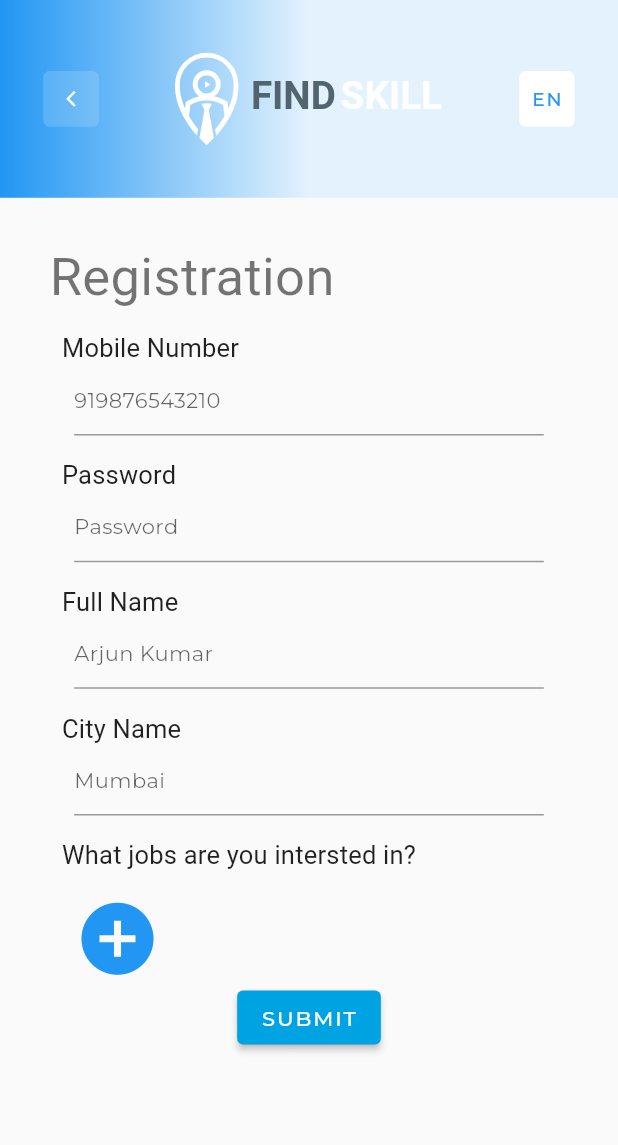
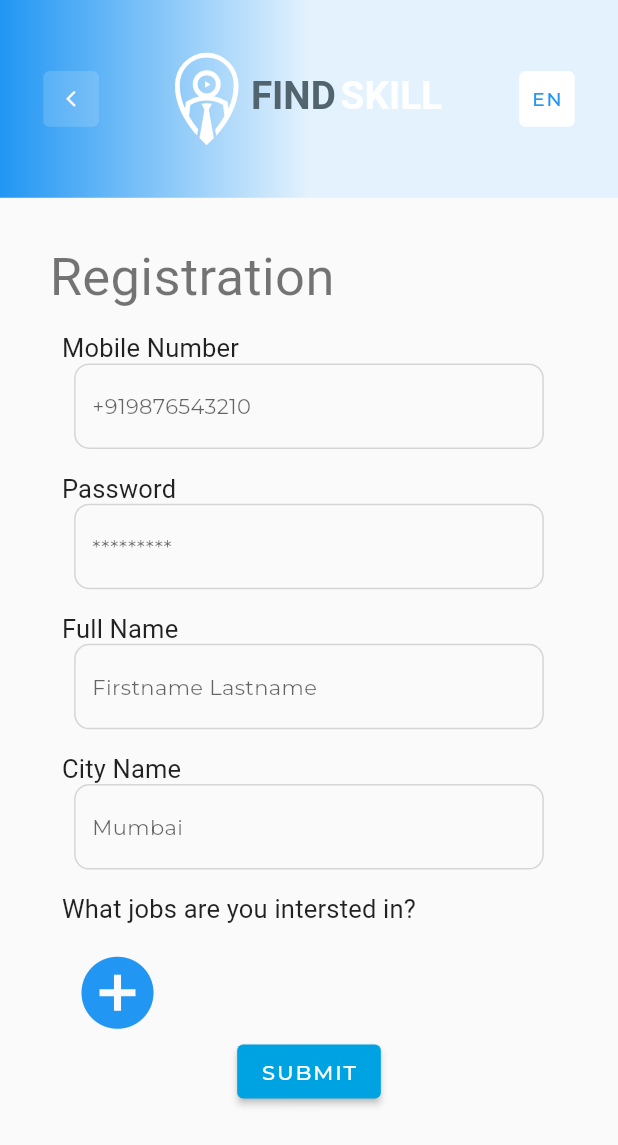
Before and after one commit to dsskonuru/findskill_mobile, a Flutter app: the JobSeekerRegistrationPage screen opened by its route, on a phone screen of 412 x 824 dp. Shown: the top 1145 px of the screen. Run offline on Flutter 3.47's test engine with Material 2 defaults, Android fonts, the phone set to English and light mode, and no system bars; our stand-ins replace auto_route, camera, cloud_firestore, connectivity, dartz, dio and 15 more; missing offline and left inert: video_trimmer; accounts and stored records are empty; generated files the repository leaves out were written again; Roboto replaces fonts that are missing (Hind).

Commit message:
added border to textfield

```diff
--- a/lib/features/job-seeker-module/registration/presentation/pages/js_registration_page.dart
+++ b/lib/features/job-seeker-module/registration/presentation/pages/js_registration_page.dart
@@ -52,8 +52,20 @@ class JobSeekerRegistrationPage extends ConsumerWidget {
                     autovalidateMode: AutovalidateMode.onUserInteraction,
                     style: Theme.of(context).textTheme.bodyText2,
                     keyboardType: TextInputType.phone,
-                    decoration: const InputDecoration(
-                      hintText: '919876543210',
+                    decoration: InputDecoration(
+                      enabledBorder: OutlineInputBorder(
+                        borderRadius: BorderRadius.circular(10.0),
+                        borderSide: BorderSide(
+                          color: Colors.grey.withOpacity(0.4),
+                        ),
+                      ),
+                      focusedBorder: OutlineInputBorder(
+                        borderRadius: BorderRadius.circular(10.0),
+                        borderSide: BorderSide(
+                          color: Colors.grey.withOpacity(0.4),
+                        ),
+                      ),
+                      hintText: '+919876543210',
                     ),
                     autocorrect: false,
                     initialValue: watch(registrationFormProvider)
@@ -85,8 +97,20 @@ class JobSeekerRegistrationPage extends ConsumerWidget {
                     autovalidateMode: AutovalidateMode.onUserInteraction,
                     style: Theme.of(context).textTheme.bodyText2,
                     keyboardType: TextInputType.visiblePassword,
-                    decoration: const InputDecoration(
-                      hintText: 'Password',
+                    decoration: InputDecoration(
+                      enabledBorder: OutlineInputBorder(
+                        borderRadius: BorderRadius.circular(10.0),
+                        borderSide: BorderSide(
+                          color: Colors.grey.withOpacity(0.4),
+                        ),
+                      ),
+                      focusedBorder: OutlineInputBorder(
+                        borderRadius: BorderRadius.circular(10.0),
+                        borderSide: BorderSide(
+                          color: Colors.grey.withOpacity(0.4),
+                        ),
+                      ),
+                      hintText: '*********',
                     ),
                     obscureText: true,
                     autocorrect: false,
@@ -117,8 +141,20 @@ class JobSeekerRegistrationPage extends ConsumerWidget {
                     autovalidateMode: AutovalidateMode.onUserInteraction,
                     style: Theme.of(context).textTheme.bodyText2,
                     keyboardType: TextInputType.visiblePassword,
-                    decoration: const InputDecoration(
-                      hintText: 'Arjun Kumar',
+                    decoration: InputDecoration(
+                      enabledBorder: OutlineInputBorder(
+                        borderRadius: BorderRadius.circular(10.0),
+                        borderSide: BorderSide(
+                          color: Colors.grey.withOpacity(0.4),
+                        ),
+                      ),
+                      focusedBorder: OutlineInputBorder(
+                        borderRadius: BorderRadius.circular(10.0),
+                        borderSide: BorderSide(
+                          color: Colors.grey.withOpacity(0.4),
+                        ),
+                      ),
+                      hintText: 'Firstname Lastname',
                     ),
                     autocorrect: false,
                     initialValue: watch(registrationFormProvider).name,
@@ -148,7 +184,19 @@ class JobSeekerRegistrationPage extends ConsumerWidget {
                     autovalidateMode: AutovalidateMode.onUserInteraction,
                     style: Theme.of(context).textTheme.bodyText2,
                     keyboardType: TextInputType.visiblePassword,
-                    decoration: const InputDecoration(
+                    decoration: InputDecoration(
+                      enabledBorder: OutlineInputBorder(
+                        borderRadius: BorderRadius.circular(10.0),
+                        borderSide: BorderSide(
+                          color: Colors.grey.withOpacity(0.4),
+                        ),
+                      ),
+                      focusedBorder: OutlineInputBorder(
+                        borderRadius: BorderRadius.circular(10.0),
+                        borderSide: BorderSide(
+                          color: Colors.grey.withOpacity(0.4),
+                        ),
+                      ),
                       hintText: 'Mumbai',
                     ),
                     autocorrect: false,
--- a/lib/features/job-seeker-module/registration/presentation/pages/otp_verification_page.dart
+++ b/lib/features/job-seeker-module/registration/presentation/pages/otp_verification_page.dart
@@ -62,7 +62,7 @@ class OtpVerificationPage extends ConsumerWidget {
                     }
                   },
                   child: Text(
-                    AppLocalizations.of(context)!.translate("submit") as String,
+                    AppLocalizations.of(context)!.translate("verify") as String,
                     //'SUBMIT',
                     style: Theme.of(context).textTheme.button,
                   ),
```
